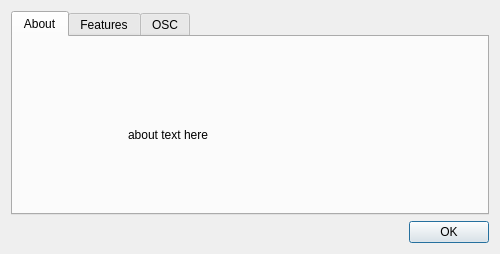
This is src/ui/carla_about.ui in falkTX/Cadence as Qt 5 draws it before an edit. The edited form follows.
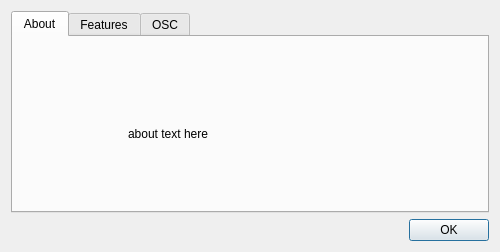
This is the edited form. Icons and pictures are not drawn.

The edit to the form file:
```diff
--- a/src/ui/carla_about.ui
+++ b/src/ui/carla_about.ui
@@ -6,8 +6,8 @@
    <rect>
     <x>0</x>
     <y>0</y>
-    <width>484</width>
-    <height>254</height>
+    <width>482</width>
+    <height>252</height>
    </rect>
   </property>
   <property name="windowTitle">
```
Left out of the diff: 8 changed lines with no effect on the pictures.
